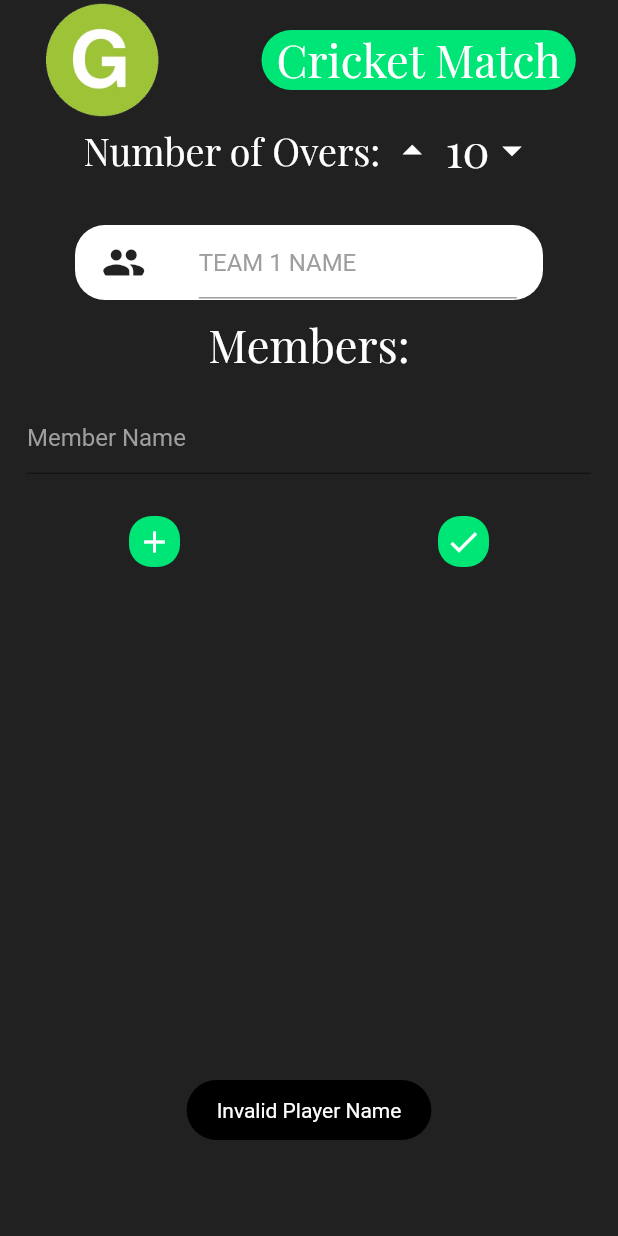
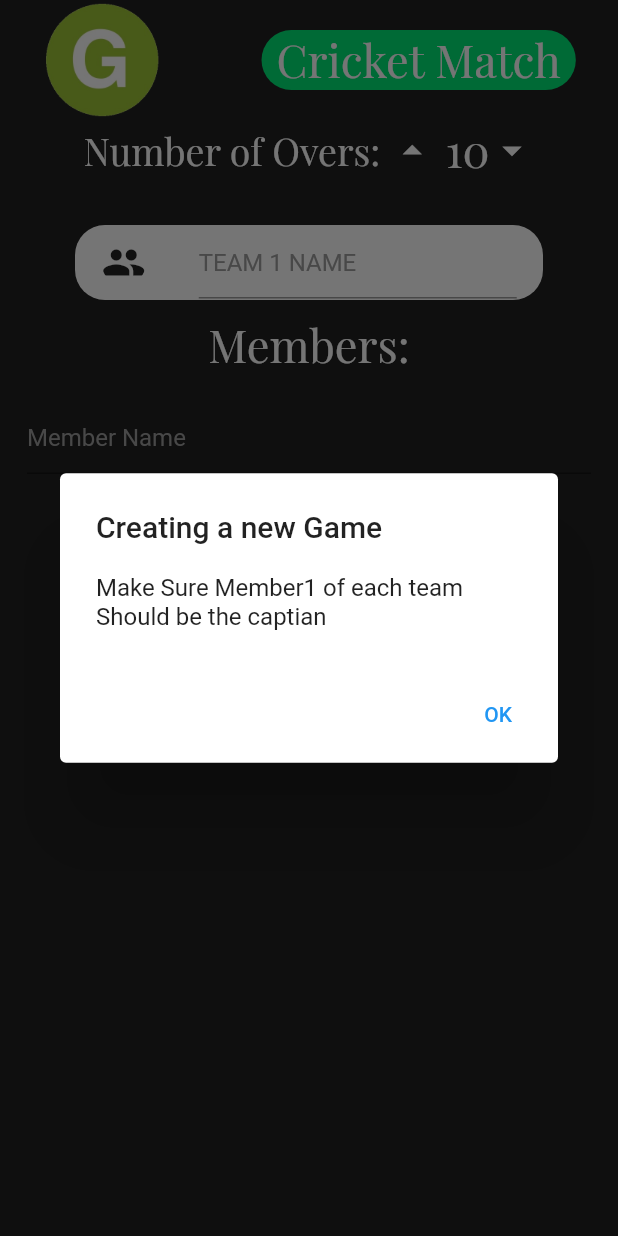
Before and after one commit to utkarshgarg123/Groundlia, a Flutter app: the PlayCricket screen opened by its route, after a tap on the "add" icon, on a phone screen of 412 x 824 dp. Run offline on Flutter 3.47's test engine with Material 2 defaults, Android fonts, the phone set to English and light mode, and no system bars; our stand-ins replace fluttertoast, share; missing offline and left inert: clipboard.

Commit message:
fixed the playcricket screen but their is an issue

```diff
--- /dev/null
+++ b/lib/Pages/player_data/Admin_file.dart
@@ -0,0 +1,26 @@
+import 'package:groundlia/Pages/player_data/badminton_players.dart';
+import 'package:groundlia/Pages/player_data/basketball_players.dart';
+import 'package:groundlia/Pages/player_data/cricket_players.dart';
+
+class admin_file{
+
+  List<cricket_player> cricket = [];
+  List<basketball_player> basketball = [];
+  List<badminton_player> badminton = [];
+
+  void saving_cricket_players(cricket_player team){
+    if(cricket.length >= 2) cricket.clear();
+      cricket.add(team);
+  }
+
+  void saving_basketball_players(basketball_player team){
+    if(basketball.length >= 2) basketball.clear();
+    basketball.add(team);
+  }
+
+  void saving_badminton_players(badminton_player team){
+    if(badminton.length >= 2) badminton.clear();
+    badminton.add(team);
+  }
+
+}
--- /dev/null
+++ b/lib/Pages/player_data/badminton_players.dart
@@ -0,0 +1,13 @@
+class badminton_player{
+
+  int number_of_overs;
+  String team_name;
+  List<String> team_members = [];
+
+  void getting_players(int over,String name, List<String> members){
+    this.number_of_overs = over;
+    this.team_name = name;
+    this.team_members.addAll(members);
+  }
+
+}
--- /dev/null
+++ b/lib/Pages/player_data/basketball_players.dart
@@ -0,0 +1,13 @@
+class basketball_player{
+
+  int number_of_overs;
+  String team_name;
+  List<String> team_members = [];
+
+  void getting_players(int over,String name, List<String> members){
+    this.number_of_overs = over;
+    this.team_name = name;
+    this.team_members.addAll(members);
+  }
+
+}
--- /dev/null
+++ b/lib/Pages/player_data/cricket_players.dart
@@ -0,0 +1,13 @@
+class cricket_player{
+
+  int number_of_overs;
+  String team_name;
+  List<String> team_members = [];
+
+  void getting_players(int over,String name, List<String> members){
+    this.number_of_overs = over;
+    this.team_name = name;
+    this.team_members.addAll(members);
+  }
+
+}
--- a/lib/Pages/util/Constants.dart
+++ b/lib/Pages/util/Constants.dart
@@ -12,3 +12,53 @@ fontFamily: "mainfont"
 BorderRadius borderRadius(double border) {
   return BorderRadius.all(Radius.circular(border));
 }
+
+Future<void> dialog(BuildContext context){
+  return showDialog<void>(
+  context: context,
+  barrierDismissible: false, // user must tap button!
+  builder: (BuildContext context) {
+  return AlertDialog(
+      title: Text('Creating a new Game'),
+      content: SingleChildScrollView(
+          child: ListBody(
+            children: <Widget>[
+              Text('Make Sure Member1 of each team Should be the captian'),
+            ],
+          ),
+      ),
+        actions: [
+            TextButton(
+              child: Text('OK'),
+              onPressed: () {
+              Navigator.of(context).pop();
+              },
+            ),
+        ],
+  );});
+}
+
+Card finalCard(var things,BuildContext context){
+  return Card(
+    shape: RoundedRectangleBorder(
+      borderRadius: BorderRadius.circular(15.0),
+    ),
+    color: Colors.greenAccent[400],
+    elevation: 10,
+    child: Container(
+      width: MediaQuery.of(context).size.width,
+      child: Column(
+        children: [
+          Row(
+            mainAxisAlignment: MainAxisAlignment.center,
+            children: [
+              Icon(Icons.sports_bar,size: 40,),
+              Text(things.team_name,style: TextStyle(fontSize: 30.0),),
+            ],
+          ),
+          for(int i=0;i<things.team_members.length;i++)Text(things.team_members[i],style: TextStyle(fontSize: 30.0),),
+      ],
+      ),
+    ),
+  );
+}
--- a/lib/Pages/volunteer/PlayCricket.dart
+++ b/lib/Pages/volunteer/PlayCricket.dart
@@ -1,17 +1,24 @@
 import 'package:flutter/cupertino.dart';
 import 'package:flutter/material.dart';
+import 'package:groundlia/Pages/player_data/Admin_file.dart';
+import 'package:groundlia/Pages/player_data/cricket_players.dart';
 import 'package:groundlia/Pages/util/Constants.dart';
 import 'package:groundlia/Pages/util/widget.dart';
-import 'package:fluttertoast/fluttertoast.dart';
 
 int overs = 10;
 bool team1 = true;
+bool showscreen = false;
 List<String> TeamA = [], TeamB = [];
 String TeamOne = "team1", TeamTwo = "team2";
 List<Widget> TeamAlpha = [];
 List<Widget> TeamBeta = [];
+cricket_player cricket_team1 = new cricket_player();
+cricket_player cricket_team2 = new cricket_player();
 
 class PlayCricket extends StatefulWidget {
+  admin_file cricket_file;
+  PlayCricket(this.cricket_file);
+
 
   @override
   _PlayCricketState createState() => _PlayCricketState();
@@ -24,6 +31,8 @@ class _PlayCricketState extends State<PlayCricket> {
     AddTeam1List();
     AddTeam2List();
     super.initState();
+    WidgetsBinding.instance
+        .addPostFrameCallback((_) => dialog(context));
   }
 
 
@@ -46,10 +55,7 @@ class _PlayCricketState extends State<PlayCricket> {
           onChanged: (val){
             TeamA[TeamA.length-1]=val;
             if(TeamA[TeamA.length-1].contains(new RegExp(r'[!@#$%^&*()-_+=;/\,.?":{}|<>]'))){
-              Fluttertoast.showToast(
-              msg: "No special characters Allowed",
-              backgroundColor: Colors.black,
-              textColor: Colors.white);
+             toast("No Special Characters allowed");
               }
           },
         ),
@@ -76,10 +82,7 @@ class _PlayCricketState extends State<PlayCricket> {
         onChanged: (val){
           TeamB[TeamB.length-1]=val;
           if(TeamB[TeamB.length-1].contains(new RegExp(r'[!@#$%^&*()-_+=;/\,.?":{}|<>]'))){
-            Fluttertoast.showToast(
-                msg: "No special characters Allowed",
-                backgroundColor: Colors.black,
-                textColor: Colors.white);
+            toast("No Special Characters allowed");
           }
         },
       ),
@@ -92,7 +95,52 @@ class _PlayCricketState extends State<PlayCricket> {
   Widget build(BuildContext context) {
     return SafeArea(
       child: Scaffold(
-        body: Container(
+        body: (showscreen)?Container(
+              width: MediaQuery.of(context).size.width,
+              height: MediaQuery.of(context).size.height,
+              color: Colors.grey[900],
+              child: Column(
+                children: [
+                  Heading("Final view", context),
+                  Container(
+                    width: MediaQuery.of(context).size.width,
+                    height: MediaQuery.of(context).size.height - 210,
+                    child: SingleChildScrollView(
+                      child: Column(
+                        children: [
+                          finalCard(cricket_team1,context),
+                          finalCard(cricket_team2,context),
+                        ],
+                      ),
+                    ),
+                  ),
+                  GestureDetector(
+                    onTap: (){
+                      setState(() {
+                        showscreen = false;
+                      });
+                      Navigator.pop(context);
+                      Navigator.pushNamed(context, "/cricketedit");
+                    },
+                    child: Container(
+                      margin: EdgeInsets.only(top: 20.0),
+                      decoration: BoxDecoration(
+                        borderRadius: borderRadius(15),
+                        color: Colors.greenAccent[400],
+                      ),
+                      child: Row(
+                        mainAxisSize: MainAxisSize.min,
+                        children: [
+                          Icon(Icons.done,size: 35,),
+                          Text("done",style: TextStyle(fontSize: 30.0),),
+                        ],
+                      ),
+                    ),
+                  ),
+                ],
+              ),
+        )
+            :Container(
           width: MediaQuery.of(context).size.width,
           color: Colors.grey[900],
           child: ListView(
@@ -219,34 +267,22 @@ class _PlayCricketState extends State<PlayCricket> {
                               setState(() {
                                 if(team1){
                                 if(TeamA[TeamA.length-1].contains(new RegExp(r'[!@#$%^&*()-_+=;/\,.?":{}|<>]'))){
-                                  Fluttertoast.showToast(
-                                      msg: "No special characters Allowed",
-                                      backgroundColor: Colors.black,
-                                      textColor: Colors.white);
+                                  toast("No Special characters allowed");
                                 }else if(TeamA[TeamA.length-1] != '') {
                                   AddTeam1List();
                                 }
                                 else{
-                                  Fluttertoast.showToast(
-                                      msg: "Invalid Player Name",
-                                      backgroundColor: Colors.black,
-                                      textColor: Colors.white);
+                                  toast("Invalid Player Name");
                                 }
                               }
                               else{
                                   if(TeamB[TeamB.length-1].contains(new RegExp(r'[!@#$%^&*()-_+=;/\,.?":{}|<>]'))){
-                                    Fluttertoast.showToast(
-                                        msg: "No special characters Allowed",
-                                        backgroundColor: Colors.black,
-                                        textColor: Colors.white);
+                                    toast("No special characters allowed");
                                   }else if(TeamB[TeamB.length-1] != '') {
                                     AddTeam2List();
                                   }
                                   else{
-                                    Fluttertoast.showToast(
-                                        msg: "Invalid Player Name",
-                                        backgroundColor: Colors.black,
-                                        textColor: Colors.white);
+                                    toast("Invalid Player Name");
                                   }
                                 }
                               });
@@ -276,7 +312,58 @@ class _PlayCricketState extends State<PlayCricket> {
                               context: context,
                               barrierDismissible: false, // user must tap button!
                               builder: (BuildContext context) {
-                                return (team1)?AlertDialog(
+                                return (!team1)?AlertDialog(
+                                  title: Text('Saving Team 2: ' + TeamTwo),
+                                  content: SingleChildScrollView(
+                                    child: ListBody(
+                                      children: <Widget>[
+                                        Text('On Approve You cant change'),
+                                        Text('Team 2 Members list'),
+                                      ],
+                                    ),
+                                  ),
+                                  actions: [
+                                    InkWell(
+                                      child: Text('Approve'),
+                                      onTap: () {
+                                        if(TeamB.length <= 1 || TeamB[TeamB.length - 1] == ''){
+                                          toast("Somethings not right");
+                                        }
+                                        else {
+                                          setState(() {
+                                            showscreen = true;
+                                          });
+                                          Navigator.of(context).pop();
+                                          cricket_team2.getting_players(
+                                              overs, TeamTwo, TeamB);
+                                          widget.cricket_file
+                                              .saving_cricket_players(
+                                              cricket_team1);
+                                          widget.cricket_file
+                                              .saving_cricket_players(
+                                              cricket_team2);
+                                          team1 = true;
+                                          TeamA.clear();
+                                          TeamB.clear();
+                                          TeamOne = "";
+                                          TeamTwo = "";
+                                          TeamAlpha.clear();
+                                          TeamBeta.clear();
+                                          AddTeam1List();
+                                          AddTeam2List();
+                                        }
+                                      },
+                                    ),
+                                    TextButton(
+                                      child: Text('Deny'),
+                                      onPressed: () {
+                                        setState(() {
+                                          Navigator.of(context).pop();
+                                        });
+                                      },
+                                    ),
+                                  ],
+                                ) :AlertDialog(
                                   title: Text('Saving Team 1: ' + TeamOne),
                                   content: SingleChildScrollView(
                                     child: ListBody(
@@ -291,39 +378,15 @@ class _PlayCricketState extends State<PlayCricket> {
                                       child: Text('Approve'),
                                       onPressed: () {
                                         setState(() {
-                                          team1 = false;
-                                          Navigator.of(context).pop();
-                                        });
-                                      },
-                                    ),
-                                    TextButton(
-                                      child: Text('Deny'),
-                                      onPressed: () {
-                                        setState(() {
-                                          Navigator.of(context).pop();
-                                        });
-                                      },
-                                    ),
-                                  ],
-                                ):AlertDialog(
-                                  title: Text('Saving Team 2: ' + TeamTwo),
-                                  content: SingleChildScrollView(
-                                    child: ListBody(
-                                      children: <Widget>[
-                                        Text('On Approve You cant change'),
-                                        Text('Team 2 Members list'),
-                                      ],
-                                    ),
-                                  ),
-                                  actions: [
-                                    InkWell(
-
-                                      child: Text('Approve'),
-                                      onTap: () {
-                                        setState(() {
-                                          Navigator.of(context).pop();
-                                          Navigator.of(context).pop(true);
-                                          Navigator.pushNamed(context, "/cricketEdit");
+                                          if(TeamA.length <= 1 || TeamA[TeamA.length - 1] == ''){
+                                            toast("Somethings not right");
+                                          }
+                                          else {
+                                            team1 = false;
+                                            cricket_team1.getting_players(
+                                                overs, TeamOne, TeamA);
+                                            Navigator.of(context).pop();
+                                          }
                                         });
                                       },
                                     ),
--- a/lib/Pages/volunteer/SportsSelectionScreen.dart
+++ b/lib/Pages/volunteer/SportsSelectionScreen.dart
@@ -1,6 +1,9 @@
 import 'package:flutter/cupertino.dart';
 import 'package:flutter/material.dart';
+import 'package:groundlia/Pages/player_data/Admin_file.dart';
 import 'package:groundlia/Pages/util/widget.dart';
+
+admin_file file = new admin_file();
 
 class SelectSport extends StatelessWidget {
 
```
Also changed, not shown: lib/Pages/util/widget.dart (+7 -0 lines), lib/Pages/volunteer/CricketScoreBoard.dart (+3 -5 lines), lib/main.dart (+5 -4 lines).
